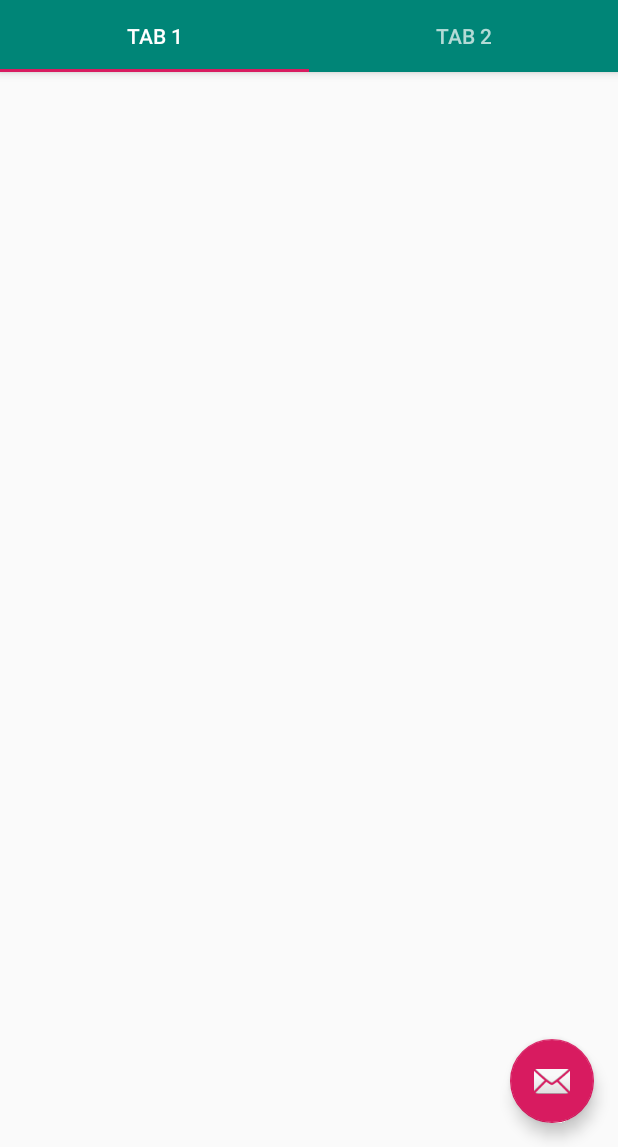
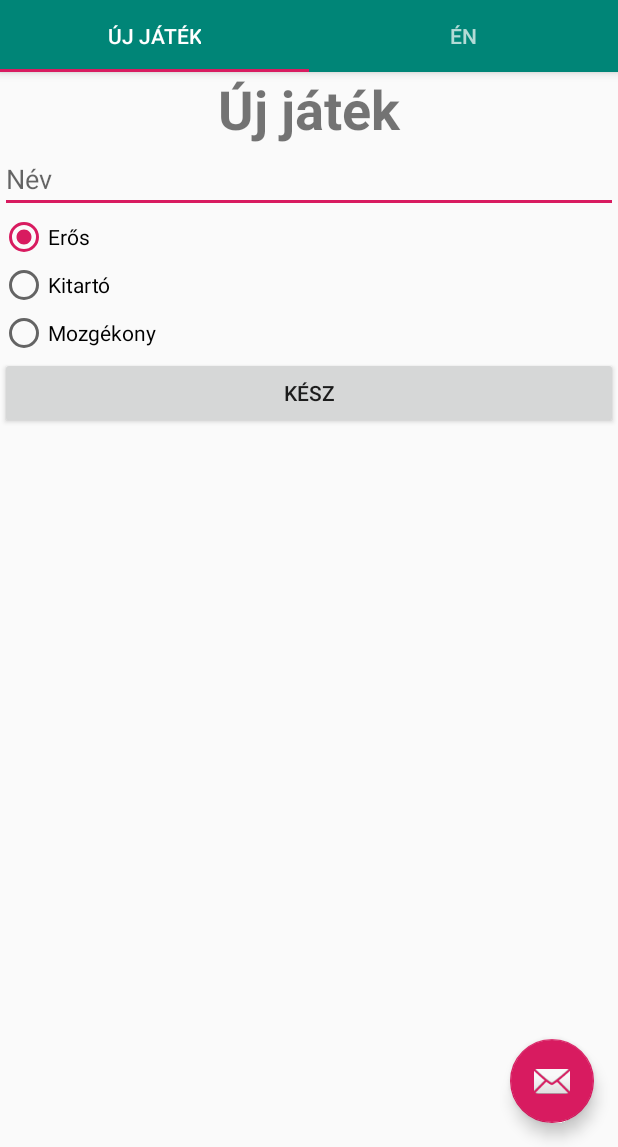
Before and after one commit to Kikikan/BudapestQuest, an Android app: the screen it shows after launch (MainActivity), on a phone screen of 412 x 824 dp, the part 89-1236 px from its top. Run offline under Robolectric (Android 15) with nearby library versions, the phone set to English and light mode, and no system bars.

Commit message:
karakter kaszt rendszer karakter készítési menü tárgy rendszer elkezdése qr kód generálása, amiben benne vannak a karakter statjai(felszerelés még nem)

```diff
--- a/app/build.gradle
+++ b/app/build.gradle
@@ -5,7 +5,7 @@ android {
     buildToolsVersion "29.0.2"
     defaultConfig {
         applicationId "com.example.budapestquest"
-        minSdkVersion 23
+        minSdkVersion 24
         targetSdkVersion 29
         versionCode 1
         versionName "1.0"
@@ -28,4 +28,5 @@ dependencies {
     testImplementation 'junit:junit:4.12'
     androidTestImplementation 'androidx.test:runner:1.1.1'
     androidTestImplementation 'androidx.test.espresso:espresso-core:3.1.1'
+    implementation 'com.google.zxing:core:3.2.1'
 }
--- /dev/null
+++ b/app/src/main/java/com/example/budapestquest/GameController.java
@@ -0,0 +1,82 @@
+package com.example.budapestquest;
+
+import android.graphics.Bitmap;
+import android.view.View;
+import android.widget.ImageView;
+import android.widget.TextView;
+
+import com.example.budapestquest.Karakterek.Eros;
+import com.example.budapestquest.Karakterek.Karakter;
+import com.example.budapestquest.Karakterek.Kitarto;
+import com.example.budapestquest.Karakterek.Mozgekony;
+import com.google.zxing.WriterException;
+
+public class GameController {
+
+    private static Karakter En;
+    private TextView nameText;
+    private TextView hpText;
+    private TextView ftText;
+    private TextView xpText;
+    private TextView dmgText;
+    private TextView dapText;
+    private TextView depText;
+    private TextView crText;
+    private TextView doText;
+    private ImageView qrView;
+    private View view;
+
+    protected void Initialize(View v) {
+        nameText = v.findViewById(R.id.nevText);
+        hpText = v.findViewById(R.id.hpText);
+        ftText = v.findViewById(R.id.ftText);
+        xpText = v.findViewById(R.id.xpText);
+        dmgText = v.findViewById(R.id.dmgText);
+        dapText = v.findViewById(R.id.dapText);
+        depText = v.findViewById(R.id.depText);
+        crText = v.findViewById(R.id.crText);
+        doText = v.findViewById(R.id.doText);
+        qrView = v.findViewById(R.id.qrView);
+        view = v;
+    }
+
+    protected void Update() {
+        hpText.setText("HP: " + En.HP);
+        ftText.setText("Pénz: " + En.FT + " Ft");
+        xpText.setText("XP: " + En.XP);
+        dmgText.setText("Sebzés: " + En.DMG);
+        dapText.setText("Támadási Pont: " + En.DaP);
+        depText.setText("Védekezési Pont: " + En.DeP);
+        crText.setText("Kritikus Sebzés Esélye: " + En.CR + "%");
+        doText.setText("Kivédés Esélye: " + En.DO + "%");
+        QRManager qr = new QRManager();
+        try {
+            Bitmap bitmap = qr.TextToImageEncode(En.GenerateCode(), view);
+
+            qrView.setImageBitmap(bitmap);
+        }
+        catch (WriterException e) {
+            e.printStackTrace();
+        }
+    }
+
+    protected void CreateChar(String name, int id) {
+        switch (id) {
+            case 2131230818:
+                En = new Eros();
+                break;
+            case 2131230819:
+                En = new Kitarto();
+                break;
+            case 2131230820:
+                En = new Mozgekony();
+                break;
+                default:
+                    En = new Karakter();
+                    break;
+        }
+        nameText.setText(name);
+        En.Name = name;
+        Update();
+    }
+}
--- a/app/src/main/java/com/example/budapestquest/MainActivity.java
+++ b/app/src/main/java/com/example/budapestquest/MainActivity.java
@@ -2,6 +2,7 @@ package com.example.budapestquest;
 
 import android.os.Bundle;
 
+import com.example.budapestquest.Karakterek.Karakter;
 import com.google.android.material.floatingactionbutton.FloatingActionButton;
 import com.google.android.material.snackbar.Snackbar;
 import com.google.android.material.tabs.TabLayout;
@@ -12,15 +13,28 @@ import androidx.appcompat.app.AppCompatActivity;
 import android.view.Menu;
 import android.view.MenuItem;
 import android.view.View;
+import android.widget.EditText;
+import android.widget.RadioButton;
+import android.widget.RadioGroup;
+import android.widget.TextView;
 
 import com.example.budapestquest.ui.main.SectionsPagerAdapter;
 
+import org.w3c.dom.Text;
+
 public class MainActivity extends AppCompatActivity {
+
+    public static GameController gameController = new GameController();
+    RadioGroup radioGroup;
+    public RadioButton radioButton;
+    Karakter selKar = null;
 
     @Override
     protected void onCreate(Bundle savedInstanceState) {
         super.onCreate(savedInstanceState);
         setContentView(R.layout.activity_main);
+
+        radioGroup = findViewById(R.id.kasztgroup);
         SectionsPagerAdapter sectionsPagerAdapter = new SectionsPagerAdapter(this, getSupportFragmentManager());
         ViewPager viewPager = findViewById(R.id.view_pager);
         viewPager.setAdapter(sectionsPagerAdapter);
@@ -36,4 +50,12 @@ public class MainActivity extends AppCompatActivity {
             }
         });
     }
+
+    public void CreateButton(View v) {
+        EditText nameText = findViewById(R.id.nevEditText);
+        String name = nameText.getText().toString();
+        radioGroup = findViewById(R.id.kasztgroup);
+        int radioId = radioGroup.getCheckedRadioButtonId();
+        gameController.CreateChar(name, radioId);
+    }
 }
--- /dev/null
+++ b/app/src/main/java/com/example/budapestquest/Tab1.java
@@ -0,0 +1,21 @@
+package com.example.budapestquest;
+
+import android.os.Bundle;
+import android.view.LayoutInflater;
+import android.view.View;
+import android.view.ViewGroup;
+
+import androidx.annotation.NonNull;
+import androidx.annotation.Nullable;
+import androidx.fragment.app.Fragment;
+
+public class Tab1 extends Fragment {
+
+    GameController  gameController = MainActivity.gameController;
+
+    @Nullable
+    @Override
+    public View onCreateView(@NonNull LayoutInflater inflater, @Nullable ViewGroup container, @Nullable Bundle savedInstanceState) {
+        return inflater.inflate(R.layout.tab1, container, false);
+    }
+}
--- /dev/null
+++ b/app/src/main/java/com/example/budapestquest/Tab2.java
@@ -0,0 +1,23 @@
+package com.example.budapestquest;
+
+import android.os.Bundle;
+import android.view.LayoutInflater;
+import android.view.View;
+import android.view.ViewGroup;
+
+import androidx.annotation.NonNull;
+import androidx.annotation.Nullable;
+import androidx.fragment.app.Fragment;
+
+public class Tab2 extends Fragment {
+
+    GameController gameController = MainActivity.gameController;
+
+    @Nullable
+    @Override
+    public View onCreateView(@NonNull LayoutInflater inflater, @Nullable ViewGroup container, @Nullable Bundle savedInstanceState) {
+        View v = inflater.inflate(R.layout.tab2, container, false);
+        gameController.Initialize(v);
+        return v;
+    }
+}
--- a/app/src/main/java/com/example/budapestquest/ui/main/SectionsPagerAdapter.java
+++ b/app/src/main/java/com/example/budapestquest/ui/main/SectionsPagerAdapter.java
@@ -8,7 +8,10 @@ import androidx.fragment.app.Fragment;
 import androidx.fragment.app.FragmentManager;
 import androidx.fragment.app.FragmentPagerAdapter;
 
+import com.example.budapestquest.MainActivity;
 import com.example.budapestquest.R;
+import com.example.budapestquest.Tab1;
+import com.example.budapestquest.Tab2;
 
 /**
  * A [FragmentPagerAdapter] that returns a fragment corresponding to
@@ -29,7 +32,16 @@ public class SectionsPagerAdapter extends FragmentPagerAdapter {
     public Fragment getItem(int position) {
         // getItem is called to instantiate the fragment for the given page.
         // Return a PlaceholderFragment (defined as a static inner class below).
-        return PlaceholderFragment.newInstance(position + 1);
+        Fragment fragment = null;
+        switch (position) {
+            case 0:
+                fragment = new Tab1();
+                break;
+            case 1:
+                fragment = new Tab2();
+                break;
+        }
+        return fragment;
     }
 
     @Nullable
--- /dev/null
+++ b/app/src/main/res/layout/tab1.xml
@@ -0,0 +1,56 @@
+<?xml version="1.0" encoding="utf-8"?>
+<LinearLayout xmlns:android="http://schemas.android.com/apk/res/android"
+    android:orientation="vertical" android:layout_width="match_parent"
+    android:layout_height="match_parent">
+
+    <TextView
+        android:id="@+id/newGameText"
+        android:layout_width="match_parent"
+        android:layout_height="wrap_content"
+        android:text="@string/tab_text_1"
+        android:textAlignment="center"
+        android:textSize="36sp"
+        android:textStyle="bold" />
+
+    <EditText
+        android:id="@+id/nevEditText"
+        android:layout_width="match_parent"
+        android:layout_height="wrap_content"
+        android:ems="10"
+        android:hint="Név"
+        android:inputType="textPersonName" />
+
+    <RadioGroup
+        android:layout_width="match_parent"
+        android:layout_height="match_parent"
+        android:id="@+id/kasztgroup">
+
+        <RadioButton
+            android:id="@+id/kaszt1"
+            android:layout_height="wrap_content"
+            android:layout_width="wrap_content"
+            android:text="@string/kaszt1"
+            android:checked="true"
+            />
+        <RadioButton
+            android:id="@+id/kaszt2"
+            android:layout_height="wrap_content"
+            android:layout_width="wrap_content"
+            android:text="@string/kaszt2"
+            />
+        <RadioButton
+            android:id="@+id/kaszt3"
+            android:layout_height="wrap_content"
+            android:layout_width="wrap_content"
+            android:text="@string/kaszt3"
+            />
+
+        <Button
+            android:id="@+id/createchar"
+            android:layout_width="match_parent"
+            android:layout_height="wrap_content"
+            android:onClick="CreateButton"
+            android:text="Kész" />
+
+    </RadioGroup>
+</LinearLayout>
--- a/app/src/main/res/values/colors.xml
+++ b/app/src/main/res/values/colors.xml
@@ -3,4 +3,6 @@
     <color name="colorPrimary">#008577</color>
     <color name="colorPrimaryDark">#00574B</color>
     <color name="colorAccent">#D81B60</color>
+    <color name="black">#000000</color>
+    <color name="white">#ffffff</color>
 </resources>
--- a/app/src/main/res/values/strings.xml
+++ b/app/src/main/res/values/strings.xml
@@ -1,5 +1,9 @@
 <resources>
     <string name="app_name">Budapest Quest</string>
-    <string name="tab_text_1">Tab 1</string>
-    <string name="tab_text_2">Tab 2</string>
+    <string name="tab_text_1">Új játék</string>
+    <string name="tab_text_2">Én</string>
+    <string name="switch1_text">Hoszt</string>
+    <string name="kaszt1">Erős</string>
+    <string name="kaszt2">Kitartó</string>
+    <string name="kaszt3">Mozgékony</string>
 </resources>
```
Also changed, not shown: app/src/main/java/com/example/budapestquest/Karakterek/Eros.java (added, +8 -0 lines), app/src/main/java/com/example/budapestquest/Karakterek/Karakter.java (added, +22 -0 lines), app/src/main/java/com/example/budapestquest/Karakterek/Kitarto.java (added, +8 -0 lines), app/src/main/java/com/example/budapestquest/Karakterek/Mozgekony.java (added, +8 -0 lines), app/src/main/java/com/example/budapestquest/QRManager.java (added, +50 -0 lines), app/src/main/java/com/example/budapestquest/Targyak/Targy.java (added, +11 -0 lines), app/src/main/res/layout/tab2.xml (added, +71 -0 lines).
